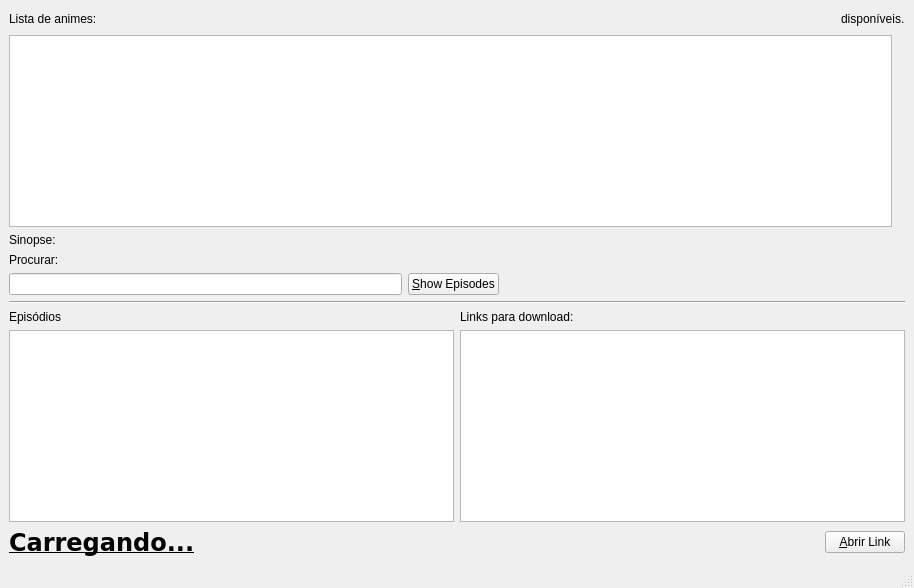
This is series-manager/views/main.ui in ROAND/Series-Manager as Qt 5 draws it before an edit. The edited form follows.
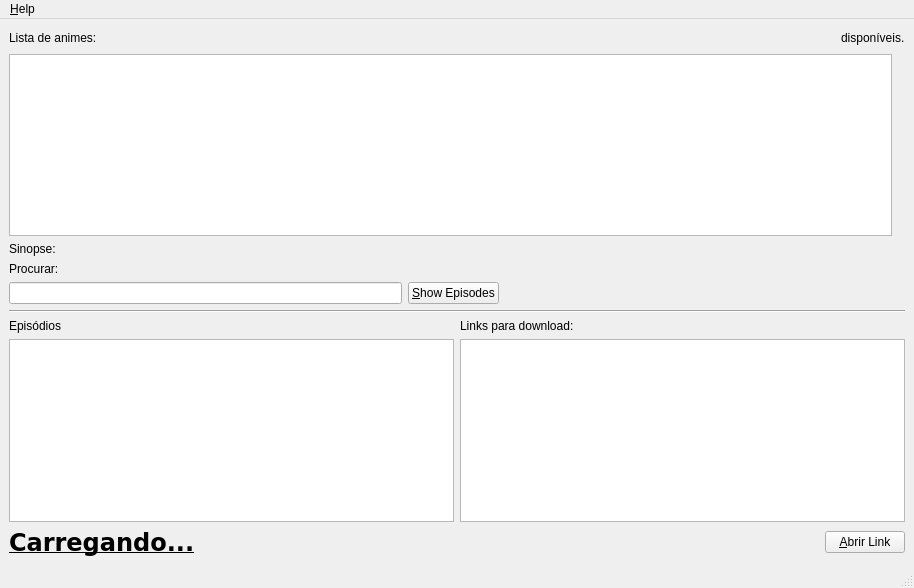
This is the edited form. Icons and pictures are not drawn.

Patch:
```diff
--- a/series-manager/views/main.ui
+++ b/series-manager/views/main.ui
@@ -244,6 +244,13 @@
      <height>19</height>
     </rect>
    </property>
+   <widget class="QMenu" name="menu_About">
+    <property name="title">
+     <string>&amp;Help</string>
+    </property>
+    <addaction name="action_About_Semard"/>
+   </widget>
+   <addaction name="menu_About"/>
   </widget>
   <widget class="QStatusBar" name="statusbar"/>
  </widget>
```
Left out of the diff: 7 changed lines with no effect on the pictures.
